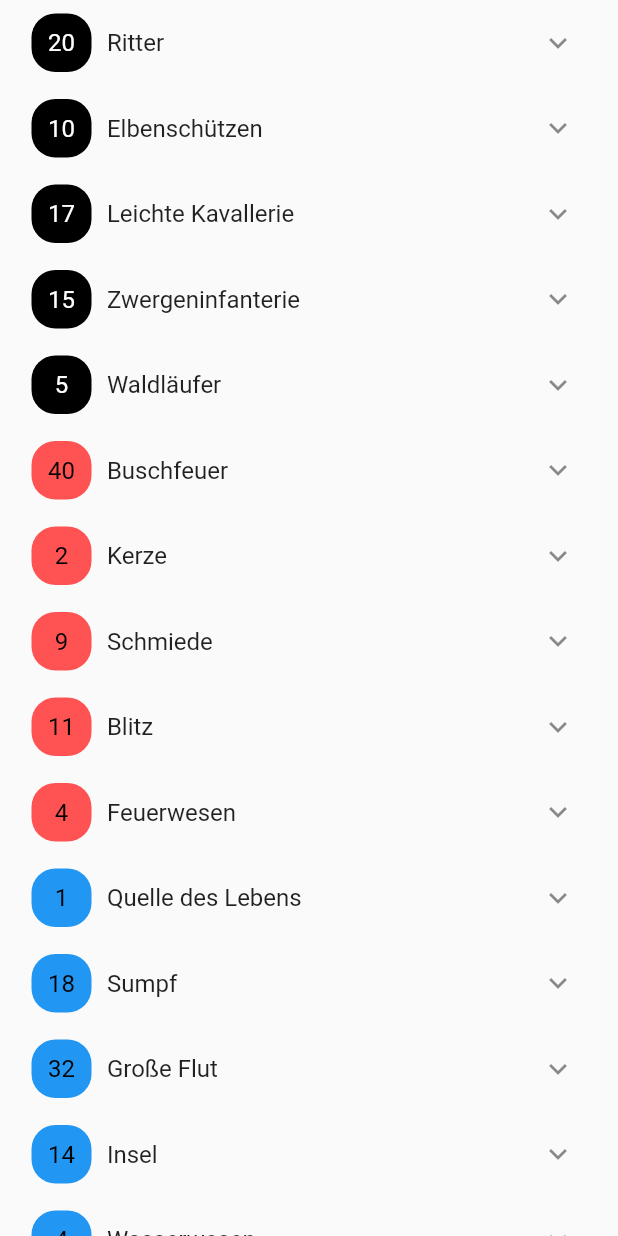
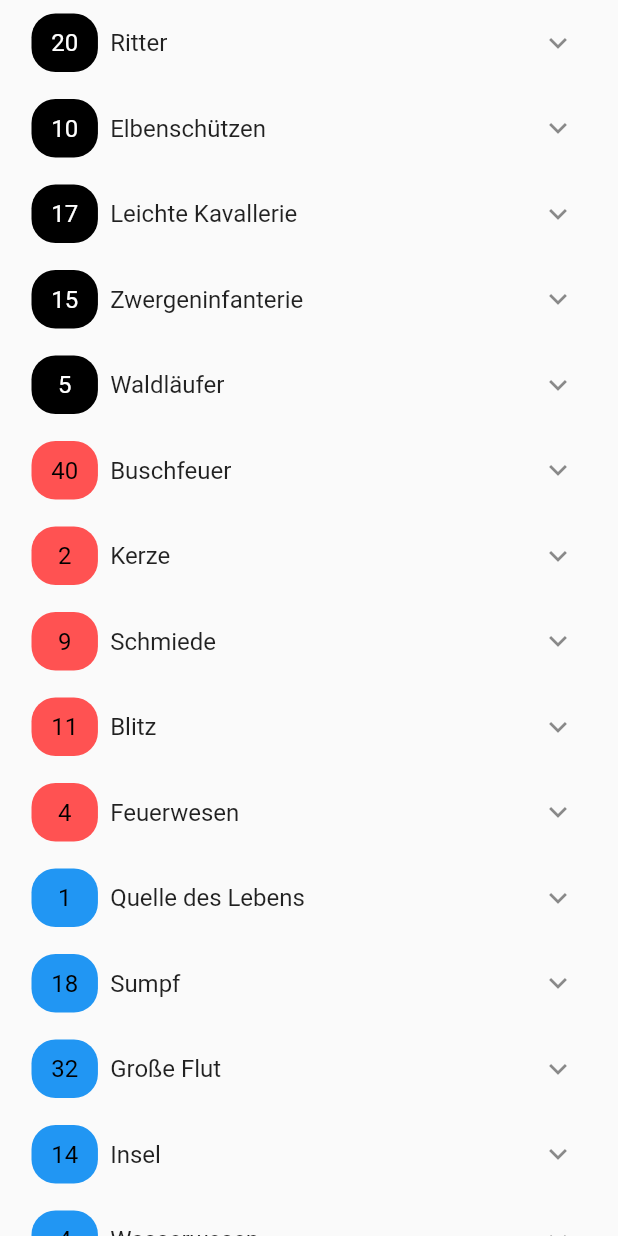
Before and after one commit to jonwi/scoring, a Flutter app: the CardSelector screen opened directly, on a phone screen of 412 x 824 dp. Run offline on Flutter 3.47's test engine with Material 2 defaults, Android fonts, the phone set to English and light mode, and no system bars; our stand-ins replace camera, hive, hive_flutter; missing offline and left inert: google_ml_kit, string_similarity; accounts and stored records are empty.

Commit message:
changed sizing on baseStrength so that it wont use more than one line

```diff
--- a/lib/card_selector.dart
+++ b/lib/card_selector.dart
@@ -45,7 +45,7 @@ class CardSelectorState extends State<CardSelector> {
           title: Row(
             mainAxisAlignment: MainAxisAlignment.spaceBetween,
             children: [
-              Flexible(
+              Expanded(
                 child: Container(
                   margin: const EdgeInsets.all(15),
                   decoration: BoxDecoration(
@@ -53,13 +53,14 @@ class CardSelectorState extends State<CardSelector> {
                     borderRadius: BorderRadius.circular(16),
                     color: card.cardType.color,
                   ),
-                  child: SizedBox(
-                    width: 20,
-                    child: Center(
-                      child: Text('${card.baseStrength}',
-                          style: TextStyle(
-                            color: card.cardType == game.CardType.army ? Colors.white : Colors.black,
-                          )),
+                  child: Center(
+                    child: Text(
+                      '${card.baseStrength}',
+                      style: TextStyle(
+                        color: card.cardType == game.CardType.army ? Colors.white : Colors.black,
+                      ),
+                      maxLines: 1,
+                      overflow: TextOverflow.ellipsis,
                     ),
                   ),
                 ),
```
